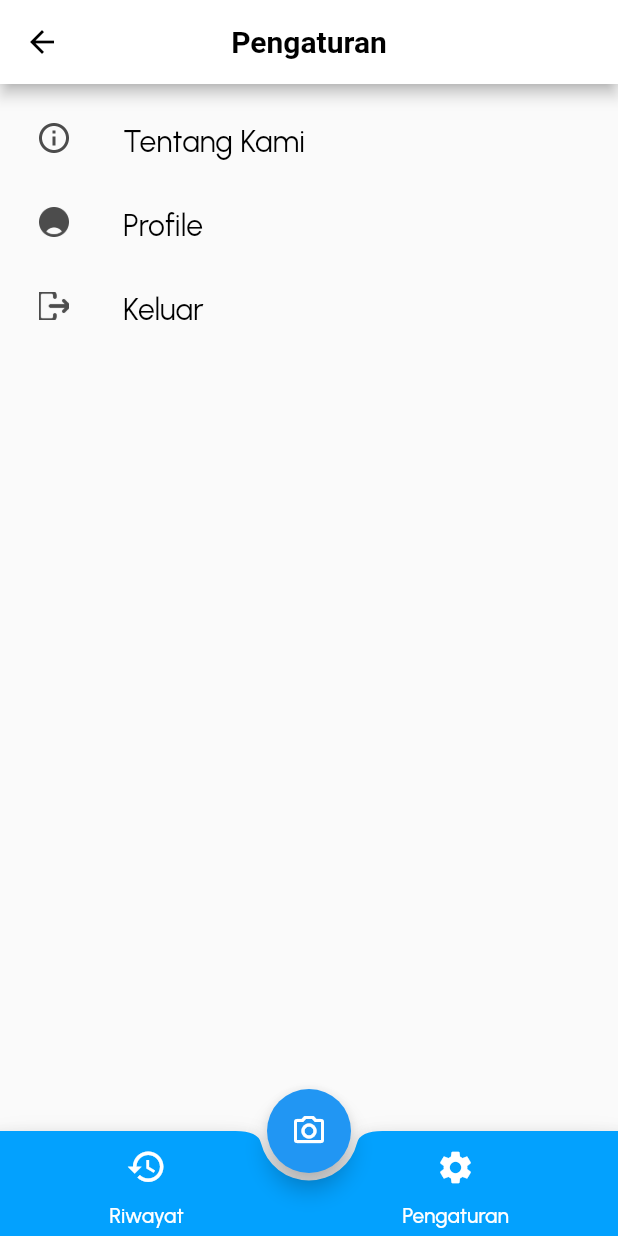
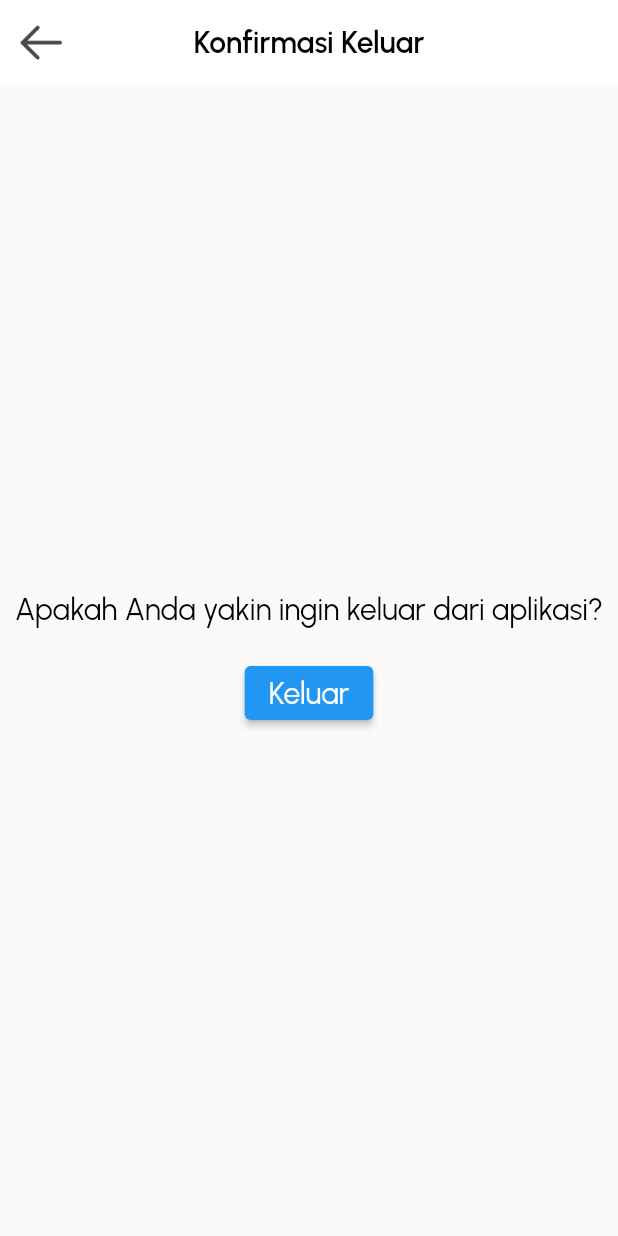
Before and after one commit to alvianfirdaus/EduScan, a Flutter app: the Settings screen opened by its route, after a tap on "Keluar", on a phone screen of 412 x 824 dp. Run offline on Flutter 3.47's test engine with Material 2 defaults, Android fonts, the phone set to English and light mode, and no system bars; our stand-ins replace google_fonts.

Commit message:
Logout dan Routing

```diff
--- /dev/null
+++ b/lib/pages/logout.dart
@@ -0,0 +1,51 @@
+import 'package:flutter/material.dart';
+import 'package:flutter/services.dart';
+import 'package:myapp/widgets/custom_text_style.dart';
+
+import '../routes/route.dart';
+import '../utils.dart';
+
+class LogoutPage extends StatelessWidget {
+  @override
+  Widget build(BuildContext context) {
+    return Scaffold(
+      appBar: AppBar(
+        elevation: 0,
+        backgroundColor: Color.fromARGB(255, 255, 255, 255),
+        centerTitle: true,
+        leading: IconButton(
+          icon: Image.asset(
+              'assets/images/iconly-regular-outline-arrow-left.png'),
+          onPressed: () {
+            Navigator.pushNamed(context, Routes.setting);
+          },
+        ),
+        title: Text(
+          'Konfirmasi Keluar',
+          style: SafeGoogleFont(
+            'Urbanist',
+            fontSize: 20,
+            fontWeight: FontWeight.w600,
+            color: Color.fromARGB(255, 0, 0, 0),
+          ),
+        ),
+      ),
+      body: Center(
+        child: Column(
+          mainAxisAlignment: MainAxisAlignment.center,
+          children: [
+            CustomTextStyle(text: 'Apakah Anda yakin ingin keluar dari aplikasi?'),
+            SizedBox(height: 20,),
+            ElevatedButton(
+              onPressed: () {
+                // Keluar dari aplikasi
+                SystemNavigator.pop();
+              },
+              child: CustomTextStyle(text: 'Keluar', color: Colors.white, ),
+            ),
+          ],
+        ),
+      ),
+    );
+  }
+}
--- a/lib/pages/settings.dart
+++ b/lib/pages/settings.dart
@@ -48,7 +48,7 @@ class _SettingsState extends State<Settings> {
         ),
         buildSettingItem(
           'Profile',
-          'assets/images/gg-profile.png',
+          'assets/images/healthicons-ui-user-profile-4iL.png',
           '/profile'
         ),
         buildSettingItem(
--- a/lib/routes/route.dart
+++ b/lib/routes/route.dart
@@ -1,3 +1,4 @@
+import 'package:myapp/pages/logout.dart';
 import 'package:myapp/pages/page_sign_up.dart';
 import 'package:myapp/pages/page_sign_in.dart';
 import 'package:flutter/material.dart';
@@ -10,6 +11,7 @@ import '../pages/detail_ktp.dart';
 import '../pages/splashscreen.dart';
 import '../data/data_detail.dart';
 import '../models/item.dart';
+import '../pages/tentang_kami.dart';
 
 class Routes {
   static const String splash = '/';
@@ -21,20 +23,25 @@ class Routes {
   static const String signUp = '/sign_up';
   static const String setting = '/setting';
   static const String profile= '/profile';
+  static const String aboutUs= '/about_us';
+  static const String logout = '/logout';
 
-  static const String appNavigationScreen = '/app_navigation_screen';
 
   static Map<String, WidgetBuilder> routes = {
     splash: (context) => SplashScreen(),
     signUp: (context) => pageSignUp(),
     signIn: (context) => pageSignIn(),
+
     riwayat: (context) => HistoryV(),
     detail_riwayat: (context) => ModalRiwayat(),
+
     scan: (context) => ScanState(),
+    detail_scan: (context) => DetailKtp(item: InitialData.items[0],),
 
-    //detail_scan: (context) => DetailKtp(item: item,),
     setting: (context) => Settings(),
     profile: (context) => ProfilePage(),
-    //appNavigationScreen: (context) => AppNavigationScreen()
+    aboutUs: (context) => TentangKami(),
+    logout: (context) => LogoutPage(),
+
   };
 }
```
